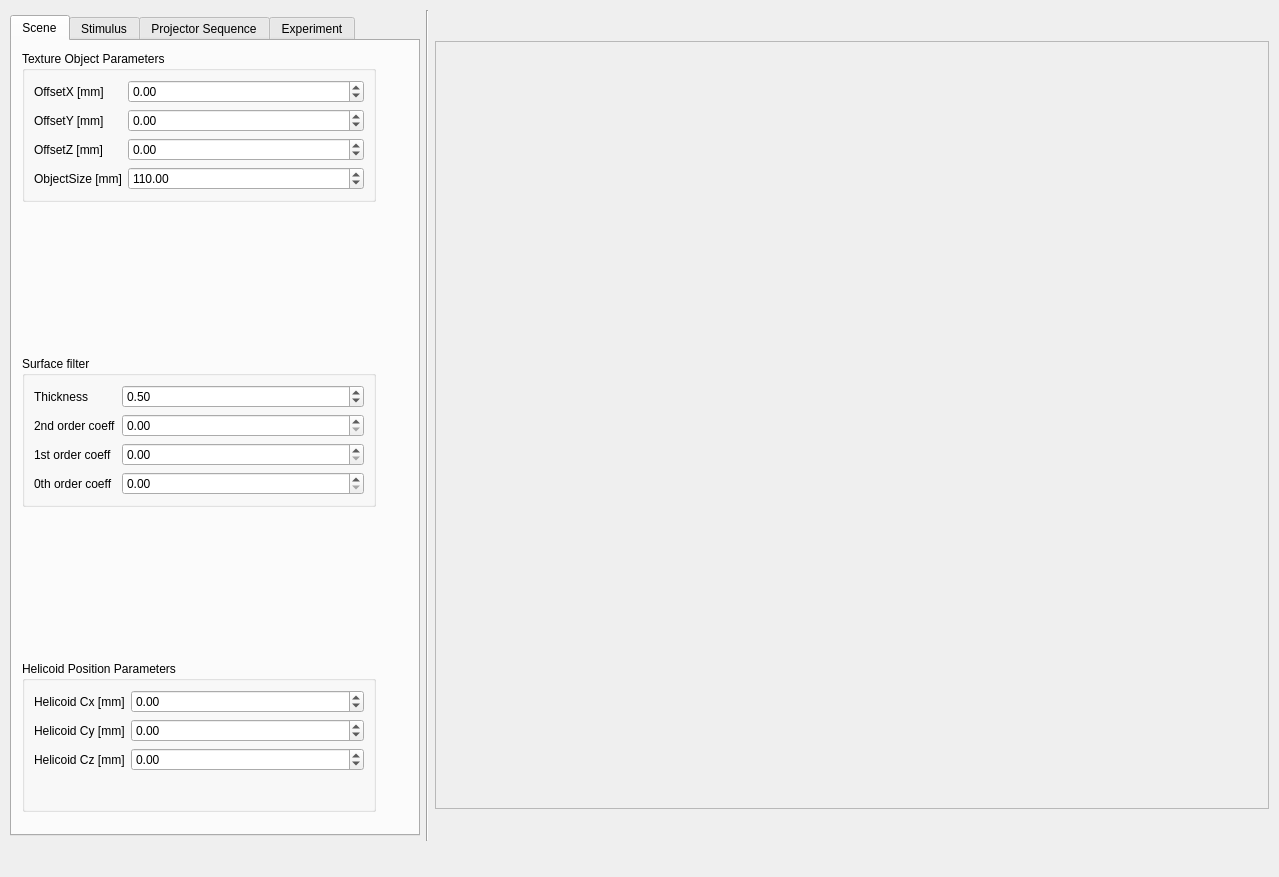
This is src/VolvuxWidgetPage.ui in CarloNicolini/Volvux as Qt 5 draws it before an edit. The edited form follows.
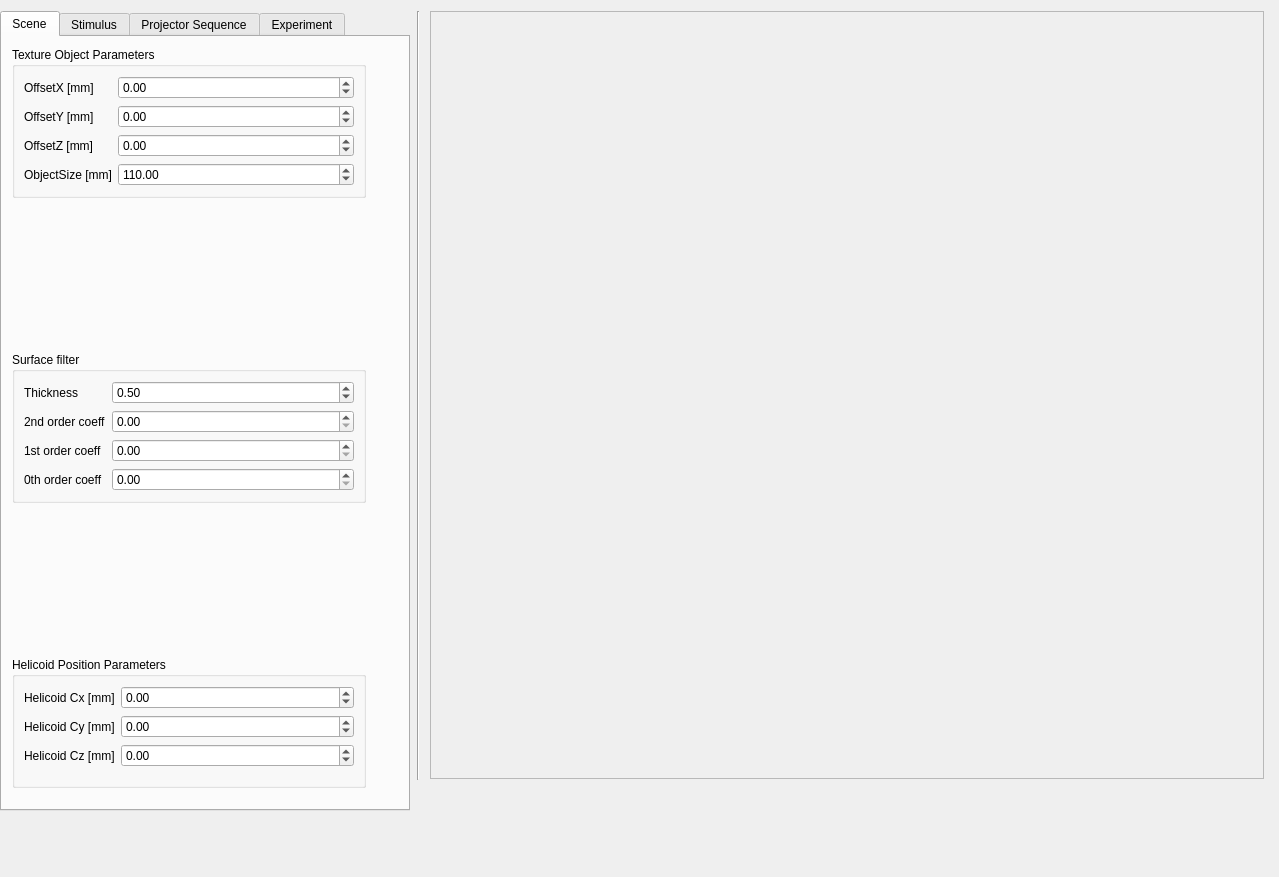
This is the edited form. The open tabs and pages were chosen to show the change.

The edit to the form file:
```diff
--- a/src/VolvuxWidgetPage.ui
+++ b/src/VolvuxWidgetPage.ui
@@ -25,18 +25,59 @@
   <property name="windowTitle">
    <string>Form</string>
   </property>
-  <widget class="QWidget" name="">
+  <widget class="Line" name="line">
    <property name="geometry">
     <rect>
-     <x>10</x>
-     <y>10</y>
-     <width>1261</width>
-     <height>831</height>
+     <x>410</x>
+     <y>11</y>
+     <width>16</width>
+     <height>769</height>
     </rect>
    </property>
-   <layout class="QHBoxLayout" name="horizontalLayout">
-    <item>
+   <property name="orientation">
+    <enum>Qt::Vertical</enum>
+   </property>
+  </widget>
+  <widget class="QFrame" name="frame">
+   <property name="geometry">
+    <rect>
+     <x>430</x>
+     <y>11</y>
+     <width>834</width>
+     <height>768</height>
+    </rect>
+   </property>
+   <property name="maximumSize">
+    <size>
+     <width>834</width>
+     <height>768</height>
+    </size>
+   </property>
+   <property name="baseSize">
+    <size>
+     <width>1024</width>
+     <height>768</height>
+    </size>
+   </property>
+   <property name="autoFillBackground">
+    <bool>true</bool>
+   </property>
+   <property name="frameShape">
+    <enum>QFrame::StyledPanel</enum>
+   </property>
+   <property name="frameShadow">
+    <enum>QFrame::Raised</enum>
+   </property>
+  </widget>
      <widget class="QTabWidget" name="tabWidget">
+   <property name="geometry">
+    <rect>
+     <x>0</x>
+     <y>11</y>
+     <width>410</width>
+     <height>800</height>
+    </rect>
+   </property>
       <property name="sizePolicy">
        <sizepolicy hsizetype="Expanding" vsizetype="Expanding">
         <horstretch>0</horstretch>
@@ -46,7 +87,7 @@
       <property name="maximumSize">
        <size>
         <width>410</width>
-        <height>821</height>
+     <height>800</height>
        </size>
       </property>
       <property name="currentIndex">
@@ -62,7 +103,7 @@
           <x>10</x>
           <y>10</y>
           <width>354</width>
-          <height>761</height>
+       <height>741</height>
          </rect>
         </property>
         <layout class="QVBoxLayout" name="verticalLayout">
@@ -889,41 +930,6 @@
         </layout>
        </widget>
       </widget>
-     </widget>
-    </item>
-    <item>
-     <widget class="Line" name="line">
-      <property name="orientation">
-       <enum>Qt::Vertical</enum>
-      </property>
-     </widget>
-    </item>
-    <item>
-     <widget class="QFrame" name="frame">
-      <property name="maximumSize">
-       <size>
-        <width>834</width>
-        <height>768</height>
-       </size>
-      </property>
-      <property name="baseSize">
-       <size>
-        <width>1024</width>
-        <height>768</height>
-       </size>
-      </property>
-      <property name="autoFillBackground">
-       <bool>true</bool>
-      </property>
-      <property name="frameShape">
-       <enum>QFrame::StyledPanel</enum>
-      </property>
-      <property name="frameShadow">
-       <enum>QFrame::Raised</enum>
-      </property>
-     </widget>
-    </item>
-   </layout>
   </widget>
  </widget>
  <resources/>
```
Left out of the diff: 6 changed lines with no effect on the pictures. Lines whose indentation alone changed are shown as unchanged.
